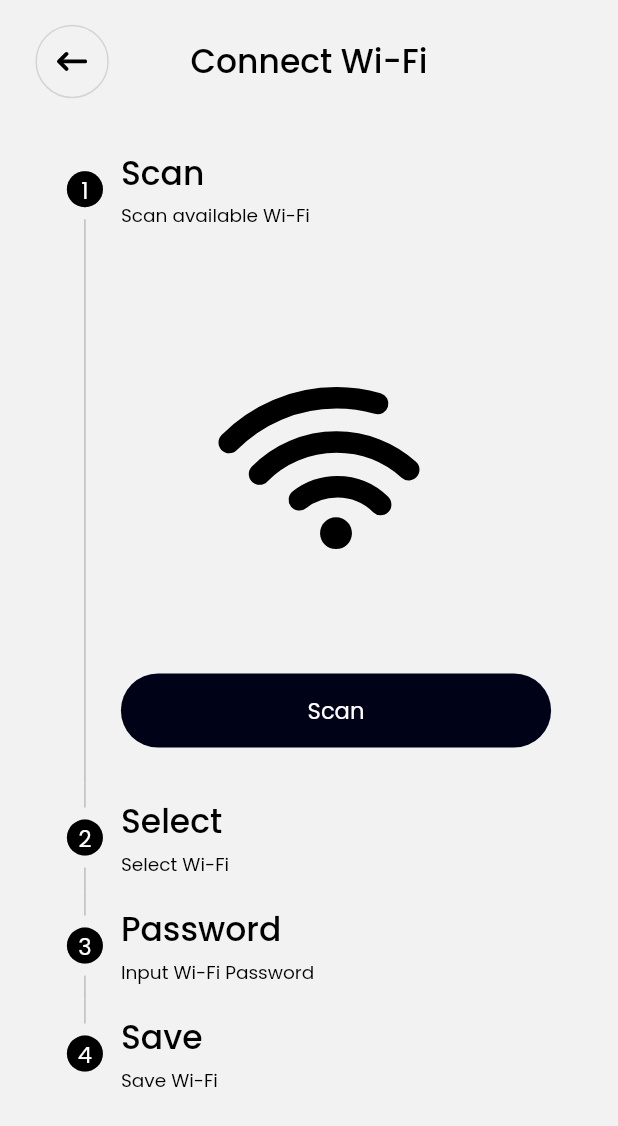
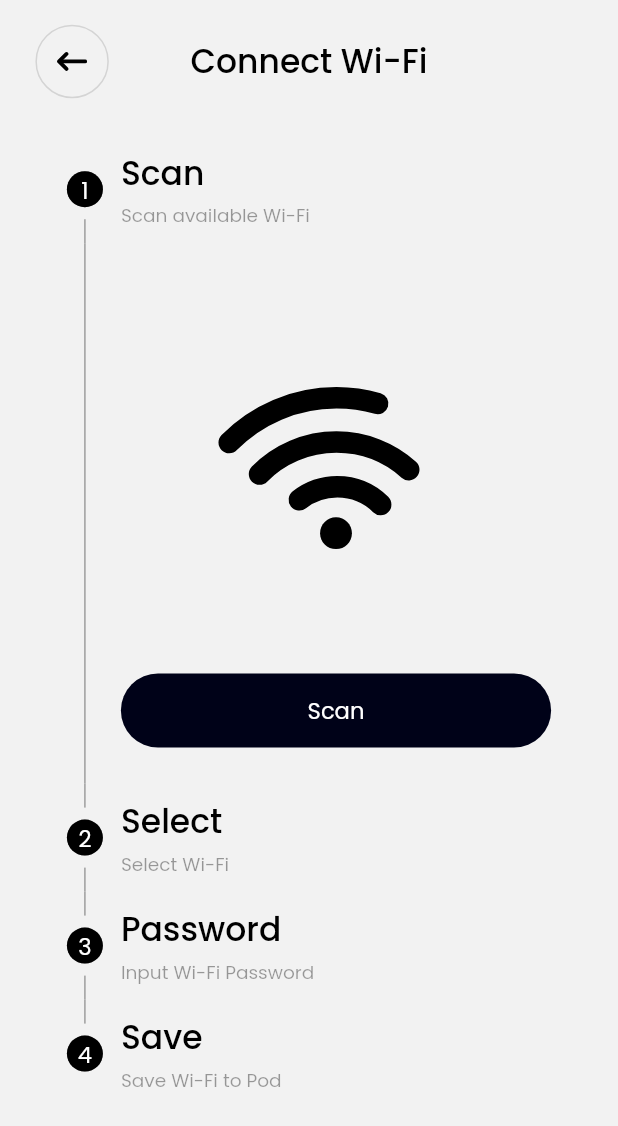
Before and after one commit to mideunlocked/sole-capsule, a Flutter app: the ConnectWifiScreen screen opened by its route, after a tap on "Scan", on a phone screen of 412 x 824 dp. Shown: the top 1126 px of the screen. Run offline on Flutter 3.47's test engine with Material 3 defaults, Android fonts, the phone set to English and light mode, and no system bars; drawn by our look-alikes of lottie; our stand-ins replace cloud_firestore, firebase_auth, firebase_core, firebase_messaging, firebase_storage, flutter_blue_plus and 10 more; missing offline and left inert: encrypt, firebase_app_check, flutter_stripe, wifi_scan; accounts and stored records are empty; project files that could hold a hidden picture were left out.

Commit message:
New commit

```diff
--- a/lib/provider/wifi_provider.dart
+++ b/lib/provider/wifi_provider.dart
@@ -1,3 +1,5 @@
+// ignore_for_file: avoid_print
+
 import 'package:flutter/material.dart';
 import 'package:wifi_scan/wifi_scan.dart';
 
@@ -5,8 +7,11 @@ class WifiProvider with ChangeNotifier {
   bool _isLoading = false;
   bool get isLoading => _isLoading;
 
-  List<WiFiAccessPoint> _wifiList = [];
+  final List<WiFiAccessPoint> _wifiList = [];
   List<WiFiAccessPoint> get wifiList => _wifiList;
+
+  int _currentStep = 0;
+  int get currentStep => _currentStep;
 
   void _loading() {
     _isLoading = true;
@@ -18,9 +23,26 @@ class WifiProvider with ChangeNotifier {
     notifyListeners();
   }
 
-  Future<void> startWifiScan(
-    ScrollController scrollCtr,
-  ) async {
+  void previous() {
+    if (_currentStep > 0) {
+      --_currentStep;
+      notifyListeners();
+    }
+  }
+
+  void next() {
+    if (_currentStep < 3) {
+      ++_currentStep;
+      notifyListeners();
+    }
+  }
+
+  void resetCurrentStep() {
+    _currentStep = 0;
+    notifyListeners();
+  }
+
+  Future<void> startWifiScan() async {
     _loading();
 
     final can = await WiFiScan.instance.canStartScan(askPermissions: true);
@@ -29,15 +51,13 @@ class WifiProvider with ChangeNotifier {
 
     switch (can) {
       case CanStartScan.yes:
-        final result = await WiFiScan.instance.startScan();
+        await WiFiScan.instance.startScan();
 
-        print(result);
+        next();
         _loaded();
       default:
         _loaded();
     }
-
-    scrollCtr.jumpTo(1);
   }
 
   Future<void> getScannedWifi() async {
--- a/lib/screens/box_screens/connect_wifi_screen.dart
+++ b/lib/screens/box_screens/connect_wifi_screen.dart
@@ -2,12 +2,14 @@ import 'package:flutter/material.dart';
 import 'package:provider/provider.dart';
 import 'package:sizer/sizer.dart';
 import 'package:lottie/lottie.dart';
-import 'package:sole_capsule/widgets/general_widgets/custom_button.dart';
 
+import '../../helpers/app_colors.dart';
 import '../../provider/box_provider.dart';
 import '../../provider/theme_mode_provider.dart';
 import '../../provider/wifi_provider.dart';
 import '../../widgets/general_widgets/custom_app_bar.dart';
+import '../../widgets/general_widgets/custom_button.dart';
+import '../../widgets/general_widgets/custom_text_field.dart';
 import '../../widgets/general_widgets/padded_screen_widget.dart';
 
 class ConnectWifiScreen extends StatefulWidget {
@@ -23,14 +25,10 @@ class _ConnectWifiScreenState extends State<ConnectWifiScreen> {
   final networkIdTextEditCtr = TextEditingController();
   final passwordTextEditCtr = TextEditingController();
 
-  final scrollController = ScrollController();
-
   @override
   void dispose() {
     networkIdTextEditCtr.dispose();
     passwordTextEditCtr.dispose();
-
-    scrollController.dispose();
 
     super.dispose();
   }
@@ -39,12 +37,25 @@ class _ConnectWifiScreenState extends State<ConnectWifiScreen> {
   final GlobalKey<ScaffoldMessengerState> _scaffoldKey =
       GlobalKey<ScaffoldMessengerState>();
 
+  String wifiId = '';
+
+  void getWifiId(String id) => setState(() => wifiId = id);
+
   @override
   Widget build(BuildContext context) {
     var themePvr = Provider.of<ThemeModeProvider>(context, listen: false);
     bool isLight = themePvr.isLight;
 
-    return Scaffold(
+    var subTextStyle = TextStyle(
+      color: isLight ? Colors.black38 : Colors.white54,
+    );
+
+    return PopScope(
+      canPop: true,
+      onPopInvoked: (_) {
+        Future.delayed(Duration.zero, resetStepper);
+      },
+      child: Scaffold(
         resizeToAvoidBottomInset: false,
         body: ScaffoldMessenger(
           key: _scaffoldKey,
@@ -57,30 +68,38 @@ class _ConnectWifiScreenState extends State<ConnectWifiScreen> {
                   ),
                   SizedBox(height: 3.h),
                   Expanded(
-                  child: Stepper(
+                    child:
+                        Consumer<WifiProvider>(builder: (context, wifiPvr, _) {
+                      return Stepper(
                         // margin: EdgeInsets.only(bottom: 10.h),
-                    controller: scrollController,
                         controlsBuilder: (context, details) =>
                             const SizedBox.shrink(),
+                        currentStep: wifiPvr.currentStep,
                         stepIconBuilder: (stepIndex, stepState) => Container(
                           padding: EdgeInsets.all(1.sp),
                           alignment: Alignment.center,
                           decoration: BoxDecoration(
                             shape: BoxShape.circle,
-                        color: isLight ? Colors.black : Colors.white,
+                            color: isLight
+                                ? Colors.black
+                                : const Color.fromARGB(255, 26, 32, 37),
                           ),
                           child: Text(
                             (stepIndex + 1).toString(),
-                        style: TextStyle(
-                            color: isLight ? Colors.white : Colors.black),
+                            style: const TextStyle(color: Colors.white),
                           ),
                         ),
+                        connectorColor:
+                            const WidgetStatePropertyAll(AppColors.primary),
+
                         steps: [
                           Step(
                             title: const Text('Scan'),
-                        subtitle: const Text('Scan available Wi-Fi'),
-                        content: Consumer<WifiProvider>(
-                          builder: (context, value, _) => Column(
+                            subtitle: Text(
+                              'Scan available Wi-Fi',
+                              style: subTextStyle,
+                            ),
+                            content: Column(
                               children: [
                                 isLight
                                     ? LottieBuilder.asset(
@@ -93,35 +112,138 @@ class _ConnectWifiScreenState extends State<ConnectWifiScreen> {
                                       ),
                                 CustomButton(
                                   onTap: scanAvailableWifi,
-                                isLoading: value.isLoading,
+                                  isLoading: wifiPvr.isLoading,
                                   label: 'Scan',
                                 ),
                               ],
                             ),
                           ),
+                          Step(
+                            title: const Text('Select'),
+                            subtitle: Text(
+                              'Select Wi-Fi',
+                              style: subTextStyle,
                             ),
-                      const Step(
-                        title: Text('Select'),
-                        subtitle: Text('Select Wi-Fi'),
-                        content: Column(),
+                            content: SizedBox(
+                              height: 40.h,
+                              width: 100.w,
+                              child: Container(
+                                padding: EdgeInsets.symmetric(horizontal: 2.w),
+                                decoration: BoxDecoration(
+                                  color: isLight
+                                      ? const Color.fromARGB(255, 235, 235, 235)
+                                      : const Color(0xFF101417),
+                                  borderRadius: BorderRadius.circular(10),
                                 ),
-                      const Step(
-                        title: Text('Password'),
-                        subtitle: Text('Input Wi-Fi Password'),
-                        content: Column(),
+                                child: ListView(
+                                  children: wifiPvr.wifiList
+                                      .map(
+                                        (e) => Column(
+                                          crossAxisAlignment:
+                                              CrossAxisAlignment.start,
+                                          children: [
+                                            InkWell(
+                                              onTap: () {
+                                                getWifiId(e.ssid);
+                                                wifiPvr.next();
+                                              },
+                                              child: Padding(
+                                                padding: EdgeInsets.symmetric(
+                                                    vertical: 2.h),
+                                                child: Text(e.ssid),
                                               ),
-                      const Step(
-                        title: Text('Save'),
-                        subtitle: Text('Save Wi-Fi'),
-                        content: Column(),
+                                            ),
+                                            const Divider(),
+                                          ],
+                                        ),
+                                      )
+                                      .toList(),
+                                ),
+                              ),
+                            ),
+                          ),
+                          Step(
+                            title: const Text('Password'),
+                            subtitle: Text(
+                              'Input Wi-Fi Password',
+                              style: subTextStyle,
+                            ),
+                            content: Column(
+                              children: [
+                                SizedBox(height: 2.h),
+                                CustomTextField(
+                                  controller: passwordTextEditCtr,
+                                  title: 'Network Password',
+                                  hint: 'Wi-Fi Password',
+                                  inputAction: TextInputAction.next,
+                                  onFieldSubmitted: (_) {
+                                    wifiPvr.next();
+                                  },
+                                ),
+                              ],
+                            ),
+                          ),
+                          Step(
+                            title: const Text('Save'),
+                            subtitle: Text(
+                              'Save Wi-Fi to Pod',
+                              style: subTextStyle,
+                            ),
+                            content: Column(
+                              crossAxisAlignment: CrossAxisAlignment.start,
+                              children: [
+                                SizedBox(height: 2.h),
+                                wifiCredTile(
+                                  title: 'Wi-Fi ID:',
+                                  value: wifiId,
+                                  isLight: isLight,
+                                ),
+                                wifiCredTile(
+                                  title: 'Password:',
+                                  value: passwordTextEditCtr.text.trim(),
+                                  isLight: isLight,
+                                ),
+                                CustomButton(
+                                  label: 'Connect',
+                                  onTap: connectPodToWiFi,
                                 ),
                               ],
                             ),
                           ),
                         ],
+                      );
+                    }),
+                  ),
+                ],
               ),
             ),
           ),
+        ),
+      ),
+    );
+  }
+
+  Padding wifiCredTile({
+    required bool isLight,
+    required String title,
+    required String value,
+  }) {
+    return Padding(
+      padding: EdgeInsets.only(bottom: 3.h),
+      child: Row(
+        mainAxisAlignment: MainAxisAlignment.spaceBetween,
+        children: [
+          Text(
+            title,
+            style: TextStyle(color: isLight ? Colors.black45 : Colors.white54),
+          ),
+          Text(
+            value,
+            style: const TextStyle(
+              fontWeight: FontWeight.w500,
+            ),
+          ),
+        ],
       ),
     );
   }
@@ -144,7 +266,16 @@ class _ConnectWifiScreenState extends State<ConnectWifiScreen> {
   void scanAvailableWifi() async {
     var wifiPvr = Provider.of<WifiProvider>(context, listen: false);
 
-    await wifiPvr.startWifiScan(scrollController);
+    await wifiPvr.startWifiScan();
+    await wifiPvr.getScannedWifi();
+  }
+
+  void resetStepper() {
+    if (mounted) {
+      var wifiPvr = Provider.of<WifiProvider>(context, listen: false);
+
+      wifiPvr.resetCurrentStep();
+    }
   }
 
   void connectPodToWiFi() async {
@@ -152,14 +283,14 @@ class _ConnectWifiScreenState extends State<ConnectWifiScreen> {
 
     String boxId = ModalRoute.of(context)!.settings.arguments as String;
 
-    final isValid = _formKey.currentState!.validate();
+    final isValid = _formKey.currentState?.validate();
 
     if (isValid == false) {
       return;
     } else {
       await boxPvr.passWiFiCredToPod(
         id: boxId,
-        networkId: networkIdTextEditCtr.text.trim(),
+        networkId: wifiId,
         password: passwordTextEditCtr.text.trim(),
         context: context,
         scaffoldKey: _scaffoldKey,
--- a/lib/widgets/general_widgets/custom_text_field.dart
+++ b/lib/widgets/general_widgets/custom_text_field.dart
@@ -18,8 +18,10 @@ class CustomTextField extends StatefulWidget {
     this.isVisibilityShown = false,
     this.onChanged,
     this.maxLength,
+    this.onFieldSubmitted,
   });
 
+  final Function(String)? onFieldSubmitted;
   final TextEditingController controller;
   final Function(String)? onChanged;
   final TextInputType inputType;
@@ -145,6 +147,7 @@ class _CustomTextFieldState extends State<CustomTextField> {
             return null;
           },
           onChanged: widget.onChanged,
+          onFieldSubmitted: widget.onFieldSubmitted,
         ),
       ],
     );
```
Lines whose indentation alone changed are shown as unchanged.
